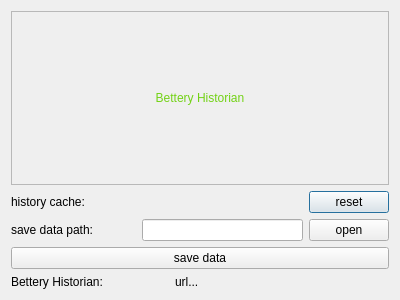
Old version of the form dialogbatterystats.ui in the repository zuoVision/Qt.
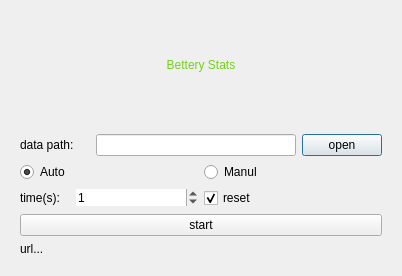
New version of the form.

```diff
--- a/dialogbatterystats.ui
+++ b/dialogbatterystats.ui
@@ -6,41 +6,15 @@
    <rect>
     <x>0</x>
     <y>0</y>
-    <width>400</width>
-    <height>300</height>
+    <width>402</width>
+    <height>276</height>
    </rect>
   </property>
   <property name="windowTitle">
    <string>Dialog</string>
   </property>
-  <layout class="QGridLayout" name="gridLayout">
-   <item row="1" column="6">
-    <widget class="QPushButton" name="pushButton_reset">
-     <property name="text">
-      <string>reset</string>
-     </property>
-    </widget>
-   </item>
-   <item row="4" column="0" colspan="2">
-    <widget class="QLabel" name="label_batteryhistorian">
-     <property name="sizePolicy">
-      <sizepolicy hsizetype="Fixed" vsizetype="Fixed">
-       <horstretch>0</horstretch>
-       <verstretch>0</verstretch>
-      </sizepolicy>
-     </property>
-     <property name="minimumSize">
-      <size>
-       <width>125</width>
-       <height>0</height>
-      </size>
-     </property>
-     <property name="text">
-      <string>Bettery Historian: </string>
-     </property>
-    </widget>
-   </item>
-   <item row="0" column="0" colspan="7">
+  <layout class="QGridLayout" name="gridLayout_2">
+   <item row="0" column="0">
     <widget class="QLabel" name="label_betteryhistorianlogo">
      <property name="styleSheet">
       <string notr="true">font: 75 italic 30pt &quot;UnDotum&quot;;
@@ -49,53 +23,28 @@
 color: rgb(115, 210, 22);</string>
      </property>
      <property name="frameShape">
-      <enum>QFrame::StyledPanel</enum>
+      <enum>QFrame::NoFrame</enum>
+     </property>
+     <property name="frameShadow">
+      <enum>QFrame::Raised</enum>
      </property>
      <property name="lineWidth">
       <number>10</number>
      </property>
      <property name="text">
-      <string>Bettery Historian</string>
+      <string>Bettery Stats</string>
      </property>
      <property name="alignment">
       <set>Qt::AlignCenter</set>
      </property>
     </widget>
    </item>
-   <item row="3" column="0" colspan="7">
-    <widget class="QPushButton" name="pushButton_open_2">
-     <property name="text">
-      <string>save data</string>
-     </property>
-    </widget>
-   </item>
-   <item row="2" column="6">
-    <widget class="QPushButton" name="pushButton_open">
-     <property name="text">
-      <string>open</string>
-     </property>
-    </widget>
-   </item>
    <item row="1" column="0">
-    <widget class="QLabel" name="label_historycache">
-     <property name="sizePolicy">
-      <sizepolicy hsizetype="Fixed" vsizetype="Fixed">
-       <horstretch>0</horstretch>
-       <verstretch>0</verstretch>
-      </sizepolicy>
-     </property>
-     <property name="minimumSize">
-      <size>
-       <width>125</width>
-       <height>0</height>
-      </size>
-     </property>
-     <property name="text">
-      <string>history cache:</string>
-     </property>
-    </widget>
-   </item>
-   <item row="2" column="0">
+    <widget class="QWidget" name="widget" native="true">
+     <layout class="QGridLayout" name="gridLayout">
+      <item row="0" column="0" colspan="2">
+       <layout class="QHBoxLayout" name="horizontalLayout_2">
+        <item>
     <widget class="QLabel" name="label_savedatapath">
      <property name="sizePolicy">
       <sizepolicy hsizetype="Fixed" vsizetype="Fixed">
@@ -105,23 +54,127 @@
      </property>
      <property name="minimumSize">
       <size>
-       <width>125</width>
+            <width>70</width>
        <height>0</height>
       </size>
      </property>
+          <property name="maximumSize">
+           <size>
+            <width>70</width>
+            <height>16777215</height>
+           </size>
+          </property>
      <property name="text">
-      <string>save data path:</string>
+           <string>data path:</string>
      </property>
     </widget>
    </item>
-   <item row="2" column="1" colspan="5">
-    <widget class="QLineEdit" name="lineEdit_savedatapath">
+        <item>
+         <widget class="QLineEdit" name="lineEdit_path">
      <property name="clearButtonEnabled">
       <bool>true</bool>
      </property>
     </widget>
    </item>
-   <item row="4" column="2" colspan="4">
+        <item>
+         <widget class="QPushButton" name="pushButton_open">
+          <property name="text">
+           <string>open</string>
+          </property>
+         </widget>
+        </item>
+       </layout>
+      </item>
+      <item row="1" column="0" colspan="2">
+       <layout class="QHBoxLayout" name="horizontalLayout_3">
+        <item>
+         <widget class="QRadioButton" name="radioButton_auto">
+          <property name="enabled">
+           <bool>true</bool>
+          </property>
+          <property name="text">
+           <string>Auto</string>
+          </property>
+          <property name="checkable">
+           <bool>true</bool>
+          </property>
+          <property name="checked">
+           <bool>true</bool>
+          </property>
+         </widget>
+        </item>
+        <item>
+         <widget class="QRadioButton" name="radioButton_manul">
+          <property name="text">
+           <string>Manul</string>
+          </property>
+         </widget>
+        </item>
+       </layout>
+      </item>
+      <item row="2" column="0">
+       <layout class="QHBoxLayout" name="horizontalLayout">
+        <item>
+         <widget class="QLabel" name="label_time">
+          <property name="sizePolicy">
+           <sizepolicy hsizetype="Fixed" vsizetype="Fixed">
+            <horstretch>0</horstretch>
+            <verstretch>0</verstretch>
+           </sizepolicy>
+          </property>
+          <property name="minimumSize">
+           <size>
+            <width>50</width>
+            <height>0</height>
+           </size>
+          </property>
+          <property name="maximumSize">
+           <size>
+            <width>40</width>
+            <height>16777215</height>
+           </size>
+          </property>
+          <property name="text">
+           <string>time(s):</string>
+          </property>
+          <property name="alignment">
+           <set>Qt::AlignLeading|Qt::AlignLeft|Qt::AlignVCenter</set>
+          </property>
+         </widget>
+        </item>
+        <item>
+         <widget class="QSpinBox" name="spinBox_time">
+          <property name="frame">
+           <bool>false</bool>
+          </property>
+          <property name="maximum">
+           <number>9999</number>
+          </property>
+          <property name="value">
+           <number>1</number>
+          </property>
+         </widget>
+        </item>
+       </layout>
+      </item>
+      <item row="2" column="1">
+       <widget class="QCheckBox" name="checkBox_reset">
+        <property name="text">
+         <string>reset</string>
+        </property>
+        <property name="checked">
+         <bool>true</bool>
+        </property>
+       </widget>
+      </item>
+      <item row="3" column="0" colspan="2">
+       <widget class="QPushButton" name="pushButton_dumpdata">
+        <property name="text">
+         <string>start</string>
+        </property>
+       </widget>
+      </item>
+      <item row="4" column="0" colspan="2">
     <widget class="QLabel" name="label_batteryhistorianurl">
      <property name="sizePolicy">
       <sizepolicy hsizetype="Preferred" vsizetype="Fixed">
@@ -132,6 +185,9 @@
      <property name="text">
       <string>url...</string>
      </property>
+       </widget>
+      </item>
+     </layout>
     </widget>
    </item>
   </layout>
```
Left out of the diff: 4 changed lines with no effect on the pictures. Lines whose indentation alone changed are shown as unchanged.
